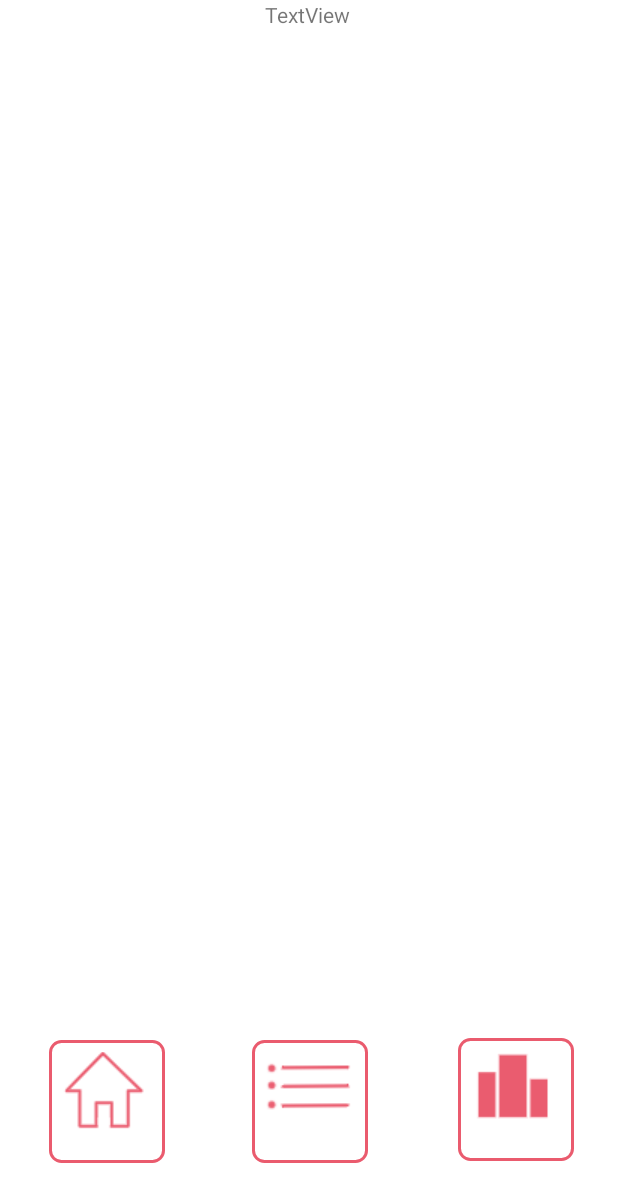
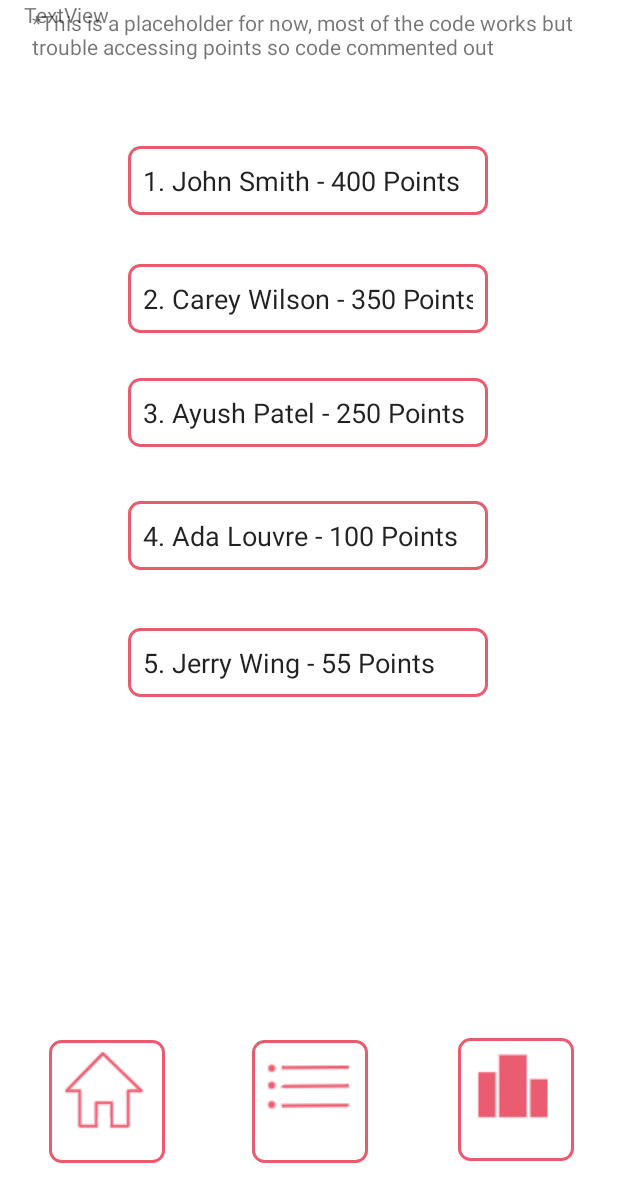
Before and after one commit to Pranav-Pra/GamificationCougarHacks, an Android app: the layout activity_leaderboard.xml on its own in the app's theme, with its tools: preview values and no code run, on a phone screen of 412 x 824 dp. Shown: the top 1202 px of the screen. Run offline under Robolectric (Android 15) with nearby library versions, the phone set to English and light mode, and no system bars.

Commit message:
leaderboard placeholder

```diff
--- a/app/src/main/java/com/example/gamification/Leaderboard.java
+++ b/app/src/main/java/com/example/gamification/Leaderboard.java
@@ -19,6 +19,8 @@ public class Leaderboard extends AppCompatActivity {
         super.onCreate(savedInstanceState);
         setContentView(R.layout.activity_leaderboard);
         dbHelper = new FirebaseHelper();
+    }
+        /**
         dbHelper.getData(new FirebaseHelper.FirestoreCallback() {
             @Override
             public void onCallback(Profile profile) {
@@ -28,6 +30,7 @@ public class Leaderboard extends AppCompatActivity {
                 else{
                     bUID = profile.getBossUid();
                 }
+
                 dbHelper = new FirebaseHelper(bUID);
                 leaderboardObject = dbHelper.getLeaderboardObjects();
                 TextView text1 = findViewById(R.id.first);
@@ -78,6 +81,7 @@ public class Leaderboard extends AppCompatActivity {
         text10.setText("10\t" + leaderboardObject.get(9).toString());
 
     }
+
 
     private static ArrayList mergeSort(ArrayList<Profile> left, ArrayList<Profile> right, ArrayList<Profile> whole) {
         int leftIndex = 0;
@@ -141,6 +145,7 @@ public class Leaderboard extends AppCompatActivity {
             return mergeSort(left, right, a);
         }
     }
+         **/
     public void goToHomeScreen(View v) {
         Intent hIntent = new Intent(Leaderboard.this, HomeScreen.class);
         startActivity(hIntent);
--- a/app/src/main/res/layout/activity_leaderboard.xml
+++ b/app/src/main/res/layout/activity_leaderboard.xml
@@ -5,6 +5,66 @@
     android:layout_width="match_parent"
     android:layout_height="match_parent"
     tools:context=".Leaderboard">
+
+    <EditText
+        android:id="@+id/editTextTextPersonName2"
+        android:layout_width="240dp"
+        android:layout_height="46dp"
+        android:ems="10"
+        android:inputType="textPersonName"
+        android:text="2. Carey Wilson - 350 Points"
+        android:background="@drawable/border"
+        app:layout_constraintBottom_toBottomOf="parent"
+        app:layout_constraintEnd_toEndOf="parent"
+        app:layout_constraintHorizontal_bias="0.497"
+        app:layout_constraintStart_toStartOf="parent"
+        app:layout_constraintTop_toTopOf="parent"
+        app:layout_constraintVertical_bias="0.226" />
+
+    <EditText
+        android:id="@+id/editTextTextPersonName3"
+        android:layout_width="240dp"
+        android:layout_height="46dp"
+        android:ems="10"
+        android:inputType="textPersonName"
+        android:text="3. Ayush Patel - 250 Points"
+        android:background="@drawable/border"
+        app:layout_constraintBottom_toBottomOf="parent"
+        app:layout_constraintEnd_toEndOf="parent"
+        app:layout_constraintHorizontal_bias="0.497"
+        app:layout_constraintStart_toStartOf="parent"
+        app:layout_constraintTop_toTopOf="parent"
+        app:layout_constraintVertical_bias="0.324" />
+
+    <EditText
+        android:id="@+id/editTextTextPersonName4"
+        android:layout_width="240dp"
+        android:layout_height="46dp"
+        android:ems="10"
+        android:inputType="textPersonName"
+        android:text="4. Ada Louvre - 100 Points"
+        android:background="@drawable/border"
+        app:layout_constraintBottom_toBottomOf="parent"
+        app:layout_constraintEnd_toEndOf="parent"
+        app:layout_constraintHorizontal_bias="0.497"
+        app:layout_constraintStart_toStartOf="parent"
+        app:layout_constraintTop_toTopOf="parent"
+        app:layout_constraintVertical_bias="0.429" />
+
+    <EditText
+        android:id="@+id/editTextTextPersonName5"
+        android:layout_width="240dp"
+        android:layout_height="46dp"
+        android:ems="10"
+        android:inputType="textPersonName"
+        android:text="5. Jerry Wing - 55 Points"
+        android:background="@drawable/border"
+        app:layout_constraintBottom_toBottomOf="parent"
+        app:layout_constraintEnd_toEndOf="parent"
+        app:layout_constraintHorizontal_bias="0.497"
+        app:layout_constraintStart_toStartOf="parent"
+        app:layout_constraintTop_toTopOf="parent"
+        app:layout_constraintVertical_bias="0.538" />
 
     <ImageView
         android:id="@+id/imageView17"
@@ -92,97 +152,42 @@
         android:text="TextView"
         app:layout_constraintBottom_toTopOf="@+id/textView2"
         app:layout_constraintEnd_toEndOf="parent"
-        app:layout_constraintHorizontal_bias="0.498"
+        app:layout_constraintHorizontal_bias="0.045"
         app:layout_constraintStart_toStartOf="parent"
         app:layout_constraintTop_toTopOf="parent"
-        app:layout_constraintVertical_bias="0.644" />
+        app:layout_constraintVertical_bias="1.0" />
 
     <TextView
-        android:id="@+id/textView4"
+        android:id="@+id/textView5"
         android:layout_width="wrap_content"
         android:layout_height="wrap_content"
-        android:layout_marginBottom="20dp"
+        android:layout_marginBottom="12dp"
         android:text="TextView"
-        app:layout_constraintBottom_toTopOf="@+id/textView5"
+        app:layout_constraintBottom_toTopOf="@+id/textView6"
         app:layout_constraintEnd_toEndOf="parent"
-        app:layout_constraintHorizontal_bias="0.498"
+        app:layout_constraintHorizontal_bias="0.045"
         app:layout_constraintStart_toStartOf="parent" />
 
     <TextView
         android:id="@+id/textView8"
         android:layout_width="wrap_content"
         android:layout_height="wrap_content"
-        android:layout_marginBottom="4dp"
+        android:layout_marginBottom="12dp"
         android:text="TextView"
         app:layout_constraintBottom_toTopOf="@+id/textView9"
         app:layout_constraintEnd_toEndOf="parent"
-        app:layout_constraintHorizontal_bias="0.498"
+        app:layout_constraintHorizontal_bias="0.045"
         app:layout_constraintStart_toStartOf="parent" />
 
     <TextView
-        android:id="@+id/textView5"
-        android:layout_width="wrap_content"
-        android:layout_height="wrap_content"
-        android:layout_marginBottom="20dp"
-        android:text="TextView"
-        app:layout_constraintBottom_toTopOf="@+id/textView6"
-        app:layout_constraintEnd_toEndOf="parent"
-        app:layout_constraintHorizontal_bias="0.498"
-        app:layout_constraintStart_toStartOf="parent" />
-
-    <TextView
-        android:id="@+id/textView9"
-        android:layout_width="wrap_content"
-        android:layout_height="wrap_content"
-        android:layout_marginBottom="64dp"
-        android:text="TextView"
-        app:layout_constraintBottom_toTopOf="@+id/textView10"
-        app:layout_constraintEnd_toEndOf="parent"
-        app:layout_constraintHorizontal_bias="0.498"
-        app:layout_constraintStart_toStartOf="parent" />
-
-    <TextView
-        android:id="@+id/textView7"
+        android:id="@+id/textView4"
         android:layout_width="wrap_content"
         android:layout_height="wrap_content"
         android:layout_marginBottom="4dp"
         android:text="TextView"
-        app:layout_constraintBottom_toTopOf="@+id/textView8"
+        app:layout_constraintBottom_toTopOf="@+id/textView5"
         app:layout_constraintEnd_toEndOf="parent"
-        app:layout_constraintHorizontal_bias="0.498"
-        app:layout_constraintStart_toStartOf="parent" />
-
-    <TextView
-        android:id="@+id/textView3"
-        android:layout_width="wrap_content"
-        android:layout_height="wrap_content"
-        android:layout_marginBottom="20dp"
-        android:text="TextView"
-        app:layout_constraintBottom_toTopOf="@+id/textView4"
-        app:layout_constraintEnd_toEndOf="parent"
-        app:layout_constraintHorizontal_bias="0.498"
-        app:layout_constraintStart_toStartOf="parent" />
-
-    <TextView
-        android:id="@+id/textView6"
-        android:layout_width="wrap_content"
-        android:layout_height="wrap_content"
-        android:layout_marginBottom="20dp"
-        android:text="TextView"
-        app:layout_constraintBottom_toTopOf="@+id/textView7"
-        app:layout_constraintEnd_toEndOf="parent"
-        app:layout_constraintHorizontal_bias="0.498"
-        app:layout_constraintStart_toStartOf="parent" />
-
-    <TextView
-        android:id="@+id/textView2"
-        android:layout_width="wrap_content"
-        android:layout_height="wrap_content"
-        android:layout_marginBottom="20dp"
-        android:text="TextView"
-        app:layout_constraintBottom_toTopOf="@+id/textView3"
-        app:layout_constraintEnd_toEndOf="parent"
-        app:layout_constraintHorizontal_bias="0.498"
+        app:layout_constraintHorizontal_bias="0.045"
         app:layout_constraintStart_toStartOf="parent" />
 
     <TextView
@@ -191,7 +196,90 @@
         android:layout_height="wrap_content"
         android:text="TextView"
         app:layout_constraintEnd_toEndOf="parent"
-        app:layout_constraintHorizontal_bias="0.498"
+        app:layout_constraintHorizontal_bias="0.045"
         app:layout_constraintStart_toStartOf="parent"
-        tools:layout_editor_absoluteY="439dp" />
+        tools:layout_editor_absoluteY="434dp" />
+
+    <TextView
+        android:id="@+id/textView7"
+        android:layout_width="wrap_content"
+        android:layout_height="wrap_content"
+        android:layout_marginBottom="20dp"
+        android:text="TextView"
+        app:layout_constraintBottom_toTopOf="@+id/textView8"
+        app:layout_constraintEnd_toEndOf="parent"
+        app:layout_constraintHorizontal_bias="0.045"
+        app:layout_constraintStart_toStartOf="parent" />
+
+    <TextView
+        android:id="@+id/textView9"
+        android:layout_width="wrap_content"
+        android:layout_height="wrap_content"
+        android:layout_marginBottom="56dp"
+        android:text="TextView"
+        app:layout_constraintBottom_toTopOf="@+id/textView10"
+        app:layout_constraintEnd_toEndOf="parent"
+        app:layout_constraintHorizontal_bias="0.045"
+        app:layout_constraintStart_toStartOf="parent" />
+
+    <TextView
+        android:id="@+id/textView2"
+        android:layout_width="wrap_content"
+        android:layout_height="wrap_content"
+        android:layout_marginBottom="44dp"
+        android:text="TextView"
+        app:layout_constraintBottom_toTopOf="@+id/textView3"
+        app:layout_constraintEnd_toEndOf="parent"
+        app:layout_constraintHorizontal_bias="0.045"
+        app:layout_constraintStart_toStartOf="parent" />
+
+    <TextView
+        android:id="@+id/textView3"
+        android:layout_width="wrap_content"
+        android:layout_height="wrap_content"
+        android:layout_marginBottom="24dp"
+        android:text="TextView"
+        app:layout_constraintBottom_toTopOf="@+id/textView4"
+        app:layout_constraintEnd_toEndOf="parent"
+        app:layout_constraintHorizontal_bias="0.045"
+        app:layout_constraintStart_toStartOf="parent" />
+
+    <TextView
+        android:id="@+id/textView6"
+        android:layout_width="wrap_content"
+        android:layout_height="wrap_content"
+        android:layout_marginBottom="16dp"
+        android:text="TextView"
+        app:layout_constraintBottom_toTopOf="@+id/textView7"
+        app:layout_constraintEnd_toEndOf="parent"
+        app:layout_constraintHorizontal_bias="0.045"
+        app:layout_constraintStart_toStartOf="parent" />
+
+    <EditText
+        android:id="@+id/editTextTextPersonName"
+        android:layout_width="240dp"
+        android:layout_height="46dp"
+        android:ems="10"
+        android:inputType="textPersonName"
+        android:text="1. John Smith - 400 Points"
+        android:background="@drawable/border"
+        app:layout_constraintBottom_toBottomOf="parent"
+        app:layout_constraintEnd_toEndOf="parent"
+        app:layout_constraintHorizontal_bias="0.497"
+        app:layout_constraintStart_toStartOf="parent"
+        app:layout_constraintTop_toTopOf="parent"
+        app:layout_constraintVertical_bias="0.125" />
+
+    <TextView
+        android:id="@+id/yes"
+        android:layout_width="368dp"
+        android:layout_height="56dp"
+        android:text="*This is a placeholder for now, most of the code works but trouble accessing points so code commented out"
+        app:layout_constraintBottom_toBottomOf="parent"
+        app:layout_constraintEnd_toEndOf="parent"
+        app:layout_constraintHorizontal_bias="0.488"
+        app:layout_constraintStart_toStartOf="parent"
+        app:layout_constraintTop_toTopOf="parent"
+        app:layout_constraintVertical_bias="0.007" />
+
 </androidx.constraintlayout.widget.ConstraintLayout>
```
